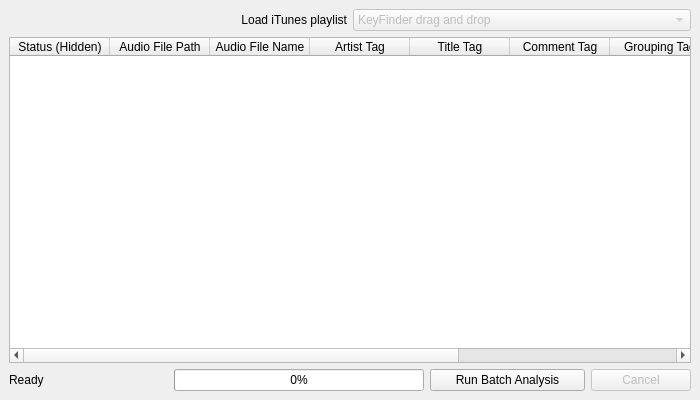
The window that batchwindow.ui (ibsh/is_KeyFinder) describes before a commit, drawn with Qt 5.
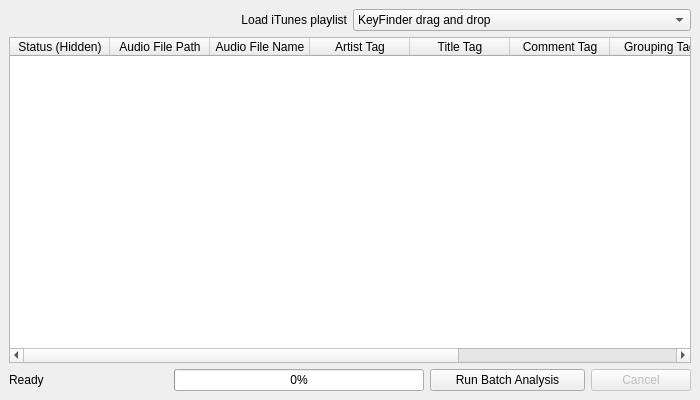
The same window after the commit.

Commit message: Control access to combobox.

```diff
--- a/batchwindow.ui
+++ b/batchwindow.ui
@@ -35,9 +35,6 @@
       </item>
       <item>
        <widget class="QComboBox" name="playlistComboBox">
-        <property name="enabled">
-         <bool>false</bool>
-        </property>
         <item>
          <property name="text">
           <string>KeyFinder drag and drop</string>
```
The commit also changes 1 other file.
